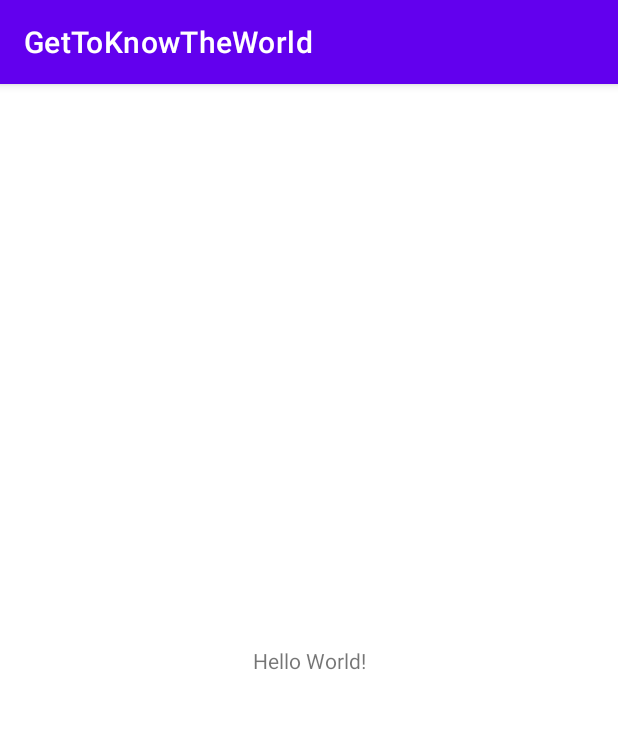
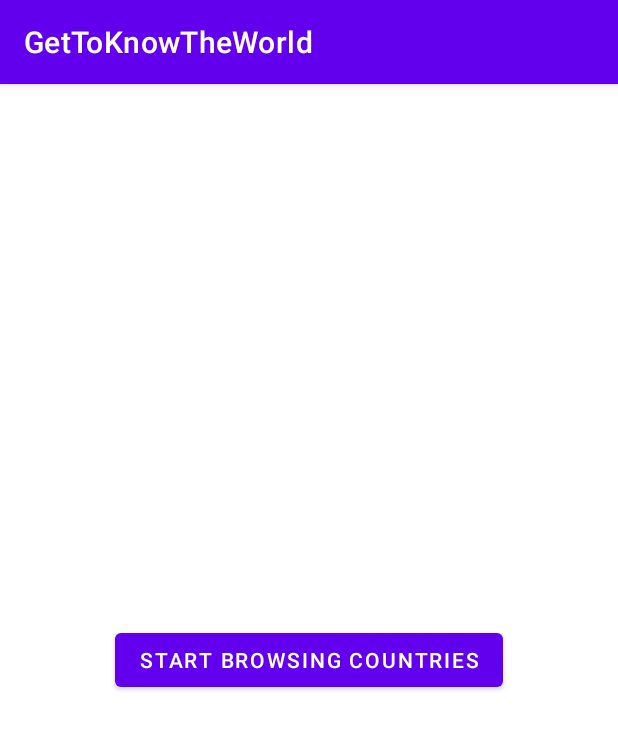
Before and after one commit to EthanPERRUZZA/GetToKnowTheWorld, an Android app: the screen it shows after launch (MainActivity), on a phone screen of 412 x 824 dp. Shown: the top 729 px of the screen. Run offline under Robolectric (Android 15) with nearby library versions, the phone set to English and light mode, and no system bars.

Commit message:
First View Created Created the layout of the activity based on fragments Created the first fragment which consist of a button that will load the next fragment displaying the list of all countries Added import for fragment manager in build Gradle Changed build setting to sdk version 33

```diff
--- a/app/build.gradle
+++ b/app/build.gradle
@@ -5,12 +5,12 @@ plugins {
 
 android {
     namespace 'fi.centria.perruzza.ethan.gettoknowtheworld'
-    compileSdk 32
+    compileSdk 33
 
     defaultConfig {
         applicationId "fi.centria.perruzza.ethan.gettoknowtheworld"
         minSdk 26
-        targetSdk 32
+        targetSdk 33
         versionCode 1
         versionName "1.0"
 
@@ -34,11 +34,13 @@ android {
 
 dependencies {
 
-    implementation 'androidx.core:core-ktx:1.7.0'
+    implementation 'androidx.core:core-ktx:1.9.0'
     implementation 'androidx.appcompat:appcompat:1.6.1'
     implementation 'com.google.android.material:material:1.8.0'
     implementation 'androidx.constraintlayout:constraintlayout:2.1.4'
     testImplementation 'junit:junit:4.13.2'
     androidTestImplementation 'androidx.test.ext:junit:1.1.5'
     androidTestImplementation 'androidx.test.espresso:espresso-core:3.5.1'
+
+    implementation 'androidx.fragment:fragment-ktx:1.5.5'
 }
--- a/app/src/main/java/fi/centria/perruzza/ethan/gettoknowtheworld/MainActivity.kt
+++ b/app/src/main/java/fi/centria/perruzza/ethan/gettoknowtheworld/MainActivity.kt
@@ -2,10 +2,16 @@ package fi.centria.perruzza.ethan.gettoknowtheworld
 
 import androidx.appcompat.app.AppCompatActivity
 import android.os.Bundle
+import androidx.fragment.app.commit
 
 class MainActivity : AppCompatActivity() {
     override fun onCreate(savedInstanceState: Bundle?) {
         super.onCreate(savedInstanceState)
         setContentView(R.layout.activity_main)
+        val selectCountryHomePage = SelectCountryHomePage()
+        supportFragmentManager.commit {
+            setReorderingAllowed(true)
+            add(R.id.fragment_container_view, selectCountryHomePage)
+        }
     }
 }
--- /dev/null
+++ b/app/src/main/java/fi/centria/perruzza/ethan/gettoknowtheworld/SelectCountryHomePage.kt
@@ -0,0 +1,17 @@
+package fi.centria.perruzza.ethan.gettoknowtheworld
+
+import android.os.Bundle
+import androidx.fragment.app.Fragment
+import android.view.LayoutInflater
+import android.view.View
+import android.view.ViewGroup
+
+class SelectCountryHomePage : Fragment() {
+    override fun onCreateView(
+        inflater: LayoutInflater, container: ViewGroup?,
+        savedInstanceState: Bundle?
+    ): View? {
+        // Inflate the layout for this fragment
+        return inflater.inflate(R.layout.fragment_select_country_home_page, container, false)
+    }
+}
--- a/app/src/main/res/layout/activity_main.xml
+++ b/app/src/main/res/layout/activity_main.xml
@@ -1,18 +1,19 @@
 <?xml version="1.0" encoding="utf-8"?>
-<androidx.constraintlayout.widget.ConstraintLayout xmlns:android="http://schemas.android.com/apk/res/android"
-    xmlns:app="http://schemas.android.com/apk/res-auto"
+<androidx.constraintlayout.widget.ConstraintLayout
+    xmlns:android="http://schemas.android.com/apk/res/android"
     xmlns:tools="http://schemas.android.com/tools"
     android:layout_width="match_parent"
     android:layout_height="match_parent"
+    xmlns:app="http://schemas.android.com/apk/res-auto"
     tools:context=".MainActivity">
 
-    <TextView
-        android:layout_width="wrap_content"
-        android:layout_height="wrap_content"
-        android:text="Hello World!"
+    <androidx.fragment.app.FragmentContainerView
+        android:layout_width="match_parent"
+        android:layout_height="match_parent"
+        android:id="@+id/fragment_container_view"
+        app:layout_constraintTop_toTopOf="parent"
         app:layout_constraintBottom_toBottomOf="parent"
-        app:layout_constraintEnd_toEndOf="parent"
         app:layout_constraintStart_toStartOf="parent"
-        app:layout_constraintTop_toTopOf="parent" />
+        app:layout_constraintEnd_toEndOf="parent"/>
 
 </androidx.constraintlayout.widget.ConstraintLayout>
--- /dev/null
+++ b/app/src/main/res/layout/fragment_select_country_home_page.xml
@@ -0,0 +1,24 @@
+<?xml version="1.0" encoding="utf-8"?>
+<FrameLayout xmlns:android="http://schemas.android.com/apk/res/android"
+    xmlns:tools="http://schemas.android.com/tools"
+    android:layout_width="match_parent"
+    android:layout_height="match_parent"
+    xmlns:app="http://schemas.android.com/apk/res-auto"
+    tools:context=".SelectCountryHomePage">
+
+    <androidx.constraintlayout.widget.ConstraintLayout
+        android:layout_width="match_parent"
+        android:layout_height="match_parent">
+
+        <Button
+            android:layout_width="wrap_content"
+            android:layout_height="wrap_content"
+            android:text="@string/see_countries_list_button"
+            app:layout_constraintTop_toTopOf="parent"
+            app:layout_constraintBottom_toBottomOf="parent"
+            app:layout_constraintStart_toStartOf="parent"
+            app:layout_constraintEnd_toEndOf="parent"/>
+
+    </androidx.constraintlayout.widget.ConstraintLayout>
+
+</FrameLayout>
--- a/app/src/main/res/values/strings.xml
+++ b/app/src/main/res/values/strings.xml
@@ -1,3 +1,4 @@
 <resources>
     <string name="app_name">GetToKnowTheWorld</string>
+    <string name="see_countries_list_button">Start Browsing Countries</string>
 </resources>
```
